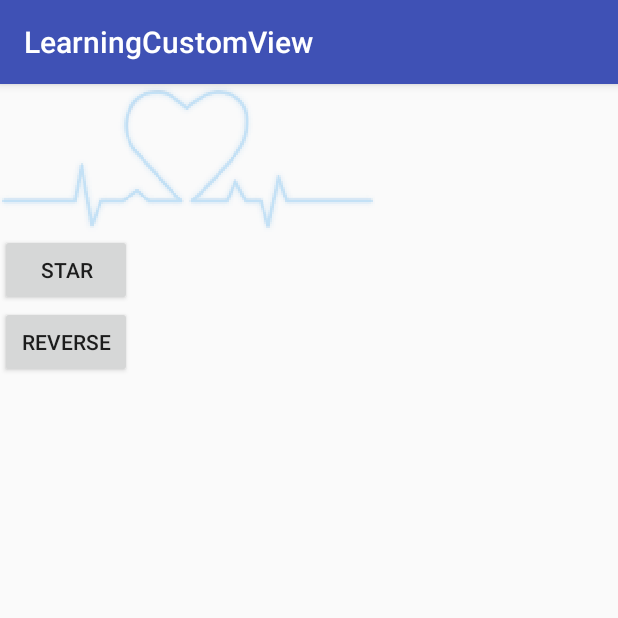
After one commit to gaoyuyu/LearningCustomView, an Android app: the FadeImageActivity screen opened directly, with no data from a screen before it, on a phone screen of 412 x 824 dp, the top half of it. The commit adds this screen. Run offline under Robolectric (Android 15) with nearby library versions, the phone set to English and light mode, and no system bars.

Commit message:
FadeImageView 心形电波

```diff
--- a/app/src/main/AndroidManifest.xml
+++ b/app/src/main/AndroidManifest.xml
@@ -22,7 +22,8 @@
         <activity android:name=".ui.ColorfulBarActivity" />
         <activity android:name=".ui.CouponActivity" />
         <activity android:name=".ui.RadarActivity" />
-        <activity android:name=".ui.LoveWaveActivity"></activity>
+        <activity android:name=".ui.LoveWaveActivity" />
+        <activity android:name=".ui.FadeImageActivity"></activity>
     </application>
 
 </manifest>
--- /dev/null
+++ b/app/src/main/java/com/gaoyy/learningcustomview/ui/FadeImageActivity.java
@@ -0,0 +1,43 @@
+package com.gaoyy.learningcustomview.ui;
+
+import android.os.Bundle;
+import android.support.v7.app.AppCompatActivity;
+import android.support.v7.widget.AppCompatButton;
+import android.view.View;
+
+import com.gaoyy.learningcustomview.R;
+import com.gaoyy.learningcustomview.view.FadeImageView;
+
+public class FadeImageActivity extends AppCompatActivity {
+
+    private FadeImageView fade;
+    private AppCompatButton btn;
+    private AppCompatButton btn1;
+
+    private void assignViews() {
+        fade = (FadeImageView) findViewById(R.id.fade);
+        btn = (AppCompatButton) findViewById(R.id.btn);
+        btn1 = (AppCompatButton) findViewById(R.id.btn1);
+    }
+    @Override
+    protected void onCreate(Bundle savedInstanceState) {
+        super.onCreate(savedInstanceState);
+        setContentView(R.layout.activity_fade_image);
+        assignViews();
+
+        btn.setOnClickListener(new View.OnClickListener() {
+            @Override
+            public void onClick(View view) {
+                fade.startAnim();
+            }
+        });
+
+
+        btn1.setOnClickListener(new View.OnClickListener() {
+            @Override
+            public void onClick(View view) {
+                fade.resetAll();
+            }
+        });
+    }
+}
--- a/app/src/main/java/com/gaoyy/learningcustomview/ui/LoveWaveActivity.java
+++ b/app/src/main/java/com/gaoyy/learningcustomview/ui/LoveWaveActivity.java
@@ -6,6 +6,7 @@ import android.view.View;
 import android.widget.Button;
 
 import com.gaoyy.learningcustomview.R;
+import com.gaoyy.learningcustomview.view.LoveWaveView;
 
 public class LoveWaveActivity extends AppCompatActivity {
 
--- /dev/null
+++ b/app/src/main/java/com/gaoyy/learningcustomview/view/FadeImageView.java
@@ -0,0 +1,208 @@
+package com.gaoyy.learningcustomview.view;
+
+import android.animation.AnimatorSet;
+import android.animation.ValueAnimator;
+import android.annotation.SuppressLint;
+import android.content.Context;
+import android.content.res.TypedArray;
+import android.graphics.Bitmap;
+import android.graphics.BitmapFactory;
+import android.graphics.Canvas;
+import android.graphics.Paint;
+import android.graphics.Rect;
+import android.support.v4.view.animation.FastOutSlowInInterpolator;
+import android.util.AttributeSet;
+import android.view.View;
+
+import com.gaoyy.learningcustomview.R;
+
+
+public class FadeImageView extends View {
+
+    private int mWidth;
+    private int mHeight;
+    private Bitmap mFrontBitmap = null;
+    private Bitmap mBackgroundBitmap = null;
+    //左边一半部分的动画
+    private ValueAnimator leftPartAnimator = null;
+    //右边一半部分的动画
+    private ValueAnimator rightPartAnimator = null;
+    //动画集合
+    private AnimatorSet animatorSet = null;
+
+    //左边一半部分的动画翻转
+    private ValueAnimator leftPartReverseAnimator = null;
+    //右边一半部分的动画翻转
+    private ValueAnimator rightPartReverseAnimator = null;
+    //动画集合翻转
+    private AnimatorSet reverseAnimatorSet = null;
+
+    private int mLeftCurrentX;
+    private int mRightCurrentX;
+
+    //用于变化透明度的画笔
+    private Paint mAlphaPaint;
+    //前景图资源ID
+    private int mFrontImageResId;
+    //背景景图资源ID
+    private int mBackgroundImageResId;
+    //动画时间
+    private int mAnimDuration;
+
+    public FadeImageView(Context context) {
+        this(context, null);
+    }
+
+    public FadeImageView(Context context, AttributeSet attrs) {
+        this(context, attrs, 0);
+    }
+
+    public FadeImageView(Context context, AttributeSet attrs, int defStyleAttr) {
+        super(context, attrs, defStyleAttr);
+        initParams(context, attrs);
+        initPaint();
+    }
+
+    private void initPaint() {
+        mAlphaPaint = new Paint();
+        mAlphaPaint.setAlpha(255);
+        if (mFrontImageResId == 0)
+            throw new NullPointerException("必须设置前景图片资源");
+        if (mBackgroundImageResId == 0)
+            throw new NullPointerException("必须设置背景图片资源");
+        mFrontBitmap = BitmapFactory.decodeResource(getResources(), mFrontImageResId);
+        mBackgroundBitmap = BitmapFactory.decodeResource(getResources(), mBackgroundImageResId);
+    }
+
+    private void initParams(Context context, AttributeSet attrs) {
+        final TypedArray ta = context.obtainStyledAttributes(attrs, R.styleable.FadeImageView);
+        mBackgroundImageResId = ta.getResourceId(R.styleable.FadeImageView_fiv_backgroundImageRes, 0);
+        mFrontImageResId = ta.getResourceId(R.styleable.FadeImageView_fiv_frontImageRes, 0);
+        mAnimDuration = ta.getInt(R.styleable.FadeImageView_fiv_animDuration, 1000);
+        ta.recycle();
+    }
+
+    @SuppressLint("DrawAllocation")
+    @Override
+    protected void onDraw(Canvas canvas) {
+        super.onDraw(canvas);
+
+        drawLeftPart(canvas);
+        drawRightPart(canvas);
+        canvas.drawBitmap(mBackgroundBitmap, 0, 0, mAlphaPaint);
+    }
+
+    private void drawRightPart(Canvas canvas) {
+        Rect rightSrc = new Rect(mRightCurrentX, 0, mWidth, mHeight);
+        Rect rightDst = new Rect(mRightCurrentX, 0, mWidth, mHeight);
+        canvas.drawBitmap(mFrontBitmap, rightSrc, rightDst, null);
+    }
+
+    private void drawLeftPart(Canvas canvas) {
+        Rect leftSrc = new Rect(0, 0, mLeftCurrentX, mHeight);
+        Rect leftDst = new Rect(0, 0, mLeftCurrentX, mHeight);
+        canvas.drawBitmap(mFrontBitmap, leftSrc, leftDst, null);
+    }
+
+    @Override
+    protected void onSizeChanged(int width, int height, int oldw, int oldh) {
+        super.onSizeChanged(width, height, oldw, oldh);
+        mWidth = width;
+        mHeight = height;
+        mRightCurrentX = mWidth;
+        initAnim();
+
+        mFrontBitmap = Bitmap.createScaledBitmap(mFrontBitmap, mWidth, mHeight, false);
+        mBackgroundBitmap = Bitmap.createScaledBitmap(mBackgroundBitmap, mWidth, mHeight, false);
+
+
+    }
+
+    /**
+     * 初始化动画效果
+     */
+    private void initAnim() {
+        if (leftPartAnimator == null) {
+            leftPartAnimator = ValueAnimator.ofInt(0, mWidth / 2);
+            leftPartAnimator.setInterpolator(new FastOutSlowInInterpolator());
+            leftPartAnimator.addUpdateListener(new ValueAnimator.AnimatorUpdateListener() {
+                @Override
+                public void onAnimationUpdate(ValueAnimator valueAnimator) {
+                    mLeftCurrentX = (int) valueAnimator.getAnimatedValue();
+                    postInvalidate();
+                }
+            });
+        }
+
+        if (rightPartAnimator == null) {
+            rightPartAnimator = ValueAnimator.ofInt(mRightCurrentX, mWidth / 2);
+            rightPartAnimator.setInterpolator(new FastOutSlowInInterpolator());
+            rightPartAnimator.addUpdateListener(new ValueAnimator.AnimatorUpdateListener() {
+                @Override
+                public void onAnimationUpdate(ValueAnimator valueAnimator) {
+                    mRightCurrentX = (int) valueAnimator.getAnimatedValue();
+                    postInvalidate();
+                }
+            });
+        }
+
+        if (leftPartReverseAnimator == null) {
+            leftPartReverseAnimator = ValueAnimator.ofInt(mWidth / 2, 0);
+            leftPartReverseAnimator.setInterpolator(new FastOutSlowInInterpolator());
+            leftPartReverseAnimator.addUpdateListener(new ValueAnimator.AnimatorUpdateListener() {
+                @Override
+                public void onAnimationUpdate(ValueAnimator valueAnimator) {
+                    mLeftCurrentX = (int) valueAnimator.getAnimatedValue();
+                    postInvalidate();
+                }
+            });
+        }
+
+        if (rightPartReverseAnimator == null) {
+            rightPartReverseAnimator = ValueAnimator.ofInt(mWidth / 2, mRightCurrentX);
+            rightPartReverseAnimator.setInterpolator(new FastOutSlowInInterpolator());
+            rightPartReverseAnimator.addUpdateListener(new ValueAnimator.AnimatorUpdateListener() {
+                @Override
+                public void onAnimationUpdate(ValueAnimator valueAnimator) {
+                    mRightCurrentX = (int) valueAnimator.getAnimatedValue();
+                    postInvalidate();
+                }
+            });
+        }
+    }
+
+    public void startAnim() {
+        if (animatorSet != null) {
+            animatorSet.start();
+        } else {
+            animatorSet = new AnimatorSet();
+            animatorSet.playTogether(leftPartAnimator, rightPartAnimator);
+            animatorSet.setDuration(mAnimDuration);
+            animatorSet.setInterpolator(new FastOutSlowInInterpolator());
+            animatorSet.start();
+        }
+    }
+
+    public void resetAll() {
+        if (reverseAnimatorSet != null) {
+            reverseAnimatorSet.start();
+        } else {
+            reverseAnimatorSet = new AnimatorSet();
+            reverseAnimatorSet.playTogether(leftPartReverseAnimator, rightPartReverseAnimator);
+            reverseAnimatorSet.setDuration(mAnimDuration);
+            animatorSet.setInterpolator(new FastOutSlowInInterpolator());
+            reverseAnimatorSet.start();
+        }
+    }
+
+    public void resetLeft() {
+        leftPartReverseAnimator.setDuration(mAnimDuration);
+        leftPartReverseAnimator.start();
+    }
+
+    public void resetRight() {
+        rightPartReverseAnimator.setDuration(mAnimDuration);
+        rightPartReverseAnimator.start();
+    }
+
+}
--- a/app/src/main/java/com/gaoyy/learningcustomview/ui/LoveWaveView.java
+++ b/app/src/main/java/com/gaoyy/learningcustomview/view/LoveWaveView.java
@@ -1,4 +1,4 @@
-package com.gaoyy.learningcustomview.ui;
+package com.gaoyy.learningcustomview.view;
 
 import android.animation.ValueAnimator;
 import android.content.Context;
--- /dev/null
+++ b/app/src/main/res/layout/activity_fade_image.xml
@@ -0,0 +1,29 @@
+<?xml version="1.0" encoding="utf-8"?>
+<android.support.v7.widget.LinearLayoutCompat xmlns:android="http://schemas.android.com/apk/res/android"
+    xmlns:app="http://schemas.android.com/apk/res-auto"
+    xmlns:tools="http://schemas.android.com/tools"
+    android:layout_width="match_parent"
+    android:layout_height="match_parent"
+    android:orientation="vertical"
+    tools:context=".ui.FadeImageActivity">
+
+    <com.gaoyy.learningcustomview.view.FadeImageView
+        android:id="@+id/fade"
+        android:layout_width="250dp"
+        android:layout_height="100dp"
+        app:fiv_backgroundImageRes="@mipmap/love_compat_heart_diagram_a50"
+        app:fiv_frontImageRes="@mipmap/love_compat_heart_diagram_a100" />
+
+    <android.support.v7.widget.AppCompatButton
+        android:id="@+id/btn"
+        android:layout_width="wrap_content"
+        android:layout_height="wrap_content"
+        android:text="star" />
+
+    <android.support.v7.widget.AppCompatButton
+        android:id="@+id/btn1"
+        android:layout_width="wrap_content"
+        android:layout_height="wrap_content"
+        android:text="reverse" />
+
+</android.support.v7.widget.LinearLayoutCompat>
--- a/app/src/main/res/layout/activity_love_wave.xml
+++ b/app/src/main/res/layout/activity_love_wave.xml
@@ -8,7 +8,7 @@
     android:padding="10dp"
     tools:context=".MainActivity">
 
-    <com.gaoyy.learningcustomview.ui.LoveWaveView
+    <com.gaoyy.learningcustomview.view.LoveWaveView
         android:id="@+id/love_wave_view"
         android:layout_width="130dp"
         android:layout_height="83dp"
--- a/app/src/main/res/layout/activity_main.xml
+++ b/app/src/main/res/layout/activity_main.xml
@@ -62,4 +62,10 @@
         android:layout_height="wrap_content"
         android:text="心形水波纹"
         android:textAllCaps="false" />
+    <Button
+        android:id="@+id/fade_img"
+        android:layout_width="match_parent"
+        android:layout_height="wrap_content"
+        android:text="心形电波"
+        android:textAllCaps="false" />
 </LinearLayout>
```
Also changed, not shown: app/src/main/java/com/gaoyy/learningcustomview/MainActivity.java (+7 -0 lines), app/src/main/res/values/attrs.xml (+9 -0 lines), app/src/main/res/mipmap-xxhdpi/love_compat_heart_diagram_a100.png (added), app/src/main/res/mipmap-xxhdpi/love_compat_heart_diagram_a50.png (added).
